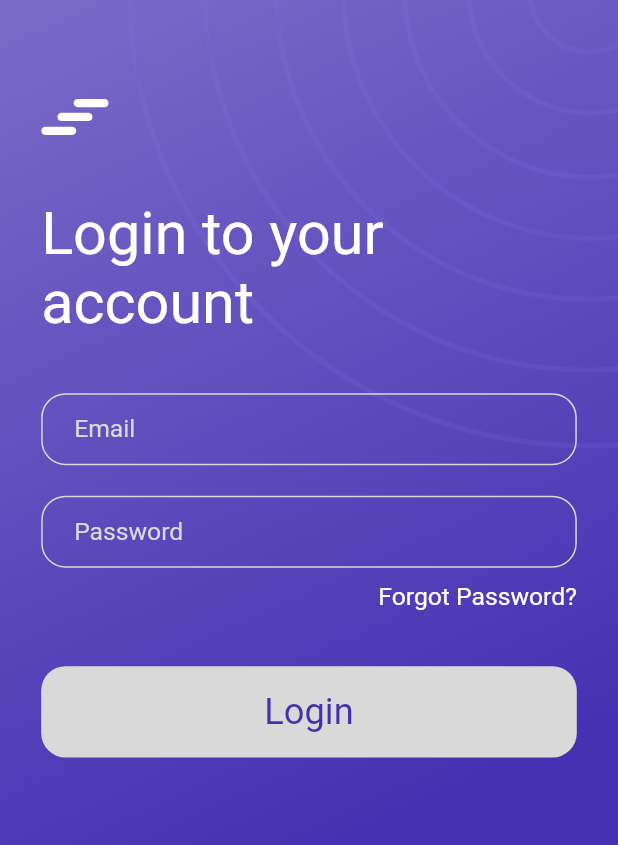
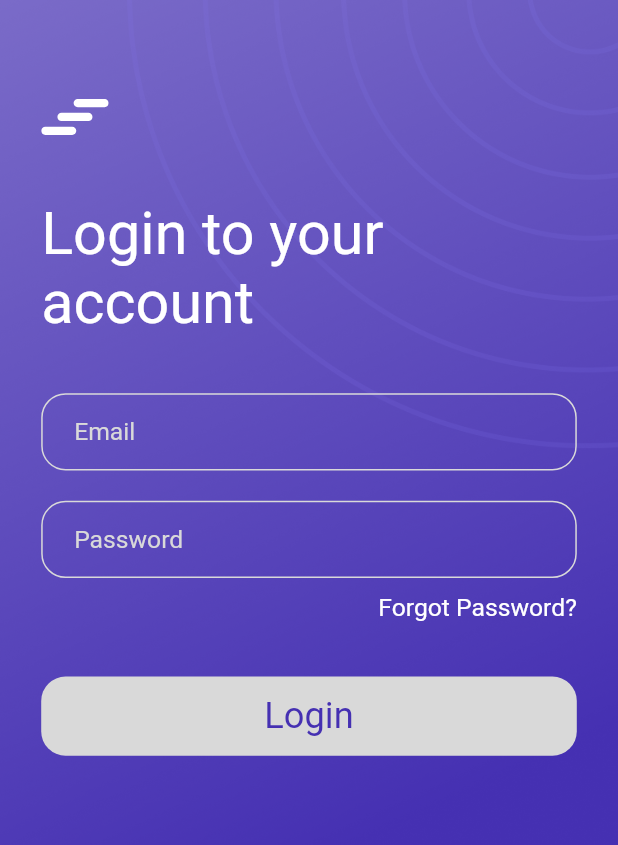
Before and after one commit to hamxa678/Quiz, a Flutter app: the LoginScreen screen opened directly, on a phone screen of 412 x 824 dp. Shown: the top 845 px of the screen. Run offline on Flutter 3.47's test engine with Material 2 defaults, Android fonts, the phone set to English and light mode, and no system bars; our stand-ins replace cloud_firestore, connectivity_plus, device_info_plus, dio, file_picker, firebase_auth and 16 more; missing offline and left inert: flutter_facebook_auth, github_sign_in, heic_to_jpg; accounts and stored records are empty; network calls fail; Roboto replaces fonts that are missing (Poppins).

Commit message:
text field beautification

```diff
--- a/lib/UI/custom_widget/custom_button.dart
+++ b/lib/UI/custom_widget/custom_button.dart
@@ -17,7 +17,7 @@ class CustomButton extends StatelessWidget {
     return GestureDetector(
       onTap: onPressed,
       child: Container(
-          height: 60.h,
+          height: 52.h,
           width: width,
           decoration: BoxDecoration(
             borderRadius: BorderRadius.circular(16.r),
--- a/lib/UI/custom_widget/custom_textfield.dart
+++ b/lib/UI/custom_widget/custom_textfield.dart
@@ -76,7 +76,7 @@ class CustomTextField extends StatelessWidget {
             borderSide: const BorderSide(color: Color(0xffD9D9D9)),
           ),
           contentPadding:
-              EdgeInsets.symmetric(horizontal: 20.w, vertical: 10.h),
+              EdgeInsets.symmetric(horizontal: 20.w, vertical: 16.h),
           hintText: hintText,
           errorStyle: TextStyle(
             fontFamily: 'Poppins',
```
Also changed, not shown: lib/app.dart (+7 -5 lines).
